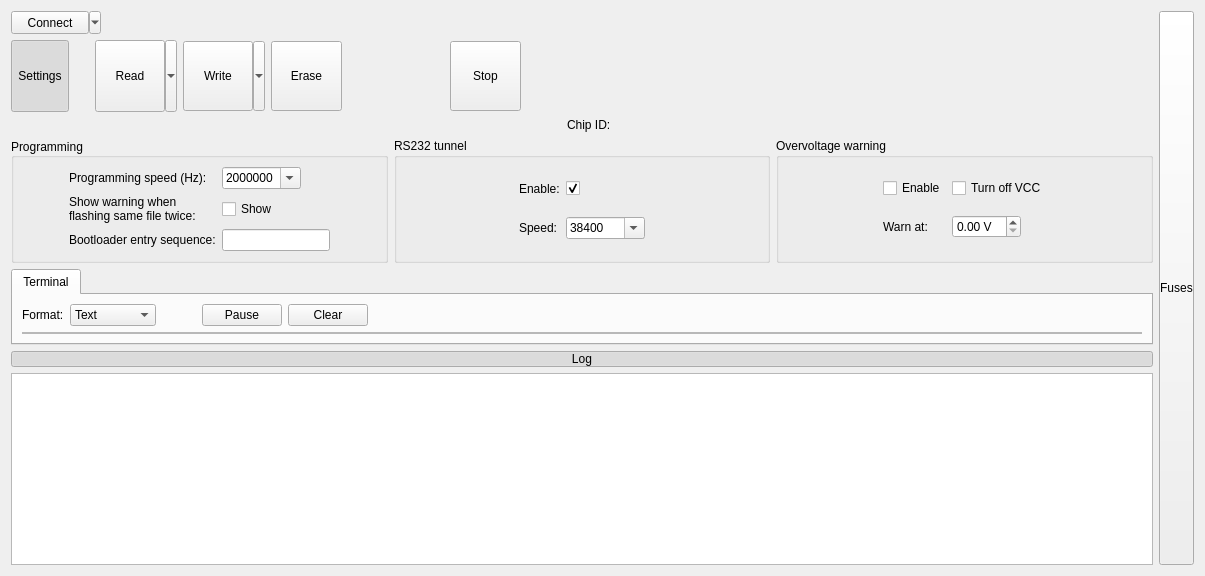
Old version of the form src/LorrisProgrammer/ui/fullprogrammerui.ui in the repository Tasssadar/Lorris.
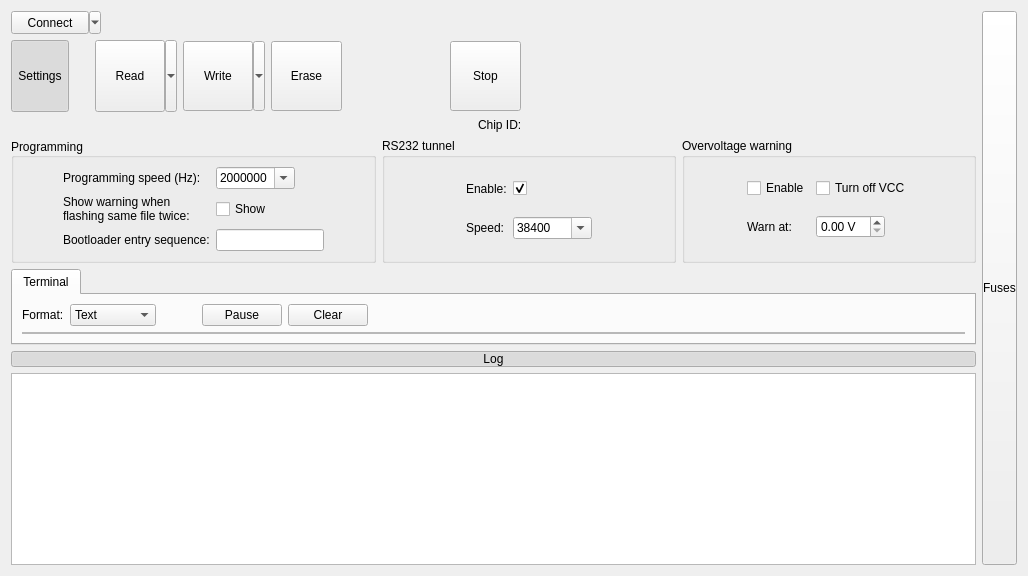
New version of the form. Icons and pictures are not drawn. Custom widgets are drawn as their Qt base class.

The edit to the form file:
```diff
--- a/src/LorrisProgrammer/ui/fullprogrammerui.ui
+++ b/src/LorrisProgrammer/ui/fullprogrammerui.ui
@@ -6,7 +6,7 @@
    <rect>
     <x>0</x>
     <y>0</y>
-    <width>1205</width>
+    <width>1028</width>
     <height>576</height>
    </rect>
   </property>
@@ -917,6 +917,12 @@
     </layout>
    </item>
    <item>
+    <widget class="QWidget" name="fuseContainer" native="true">
+     <layout class="QHBoxLayout" name="horizontalLayout_4">
+      <property name="margin">
+       <number>0</number>
+      </property>
+      <item>
     <widget class="RotateButton" name="hideFusesBtn">
      <property name="sizePolicy">
       <sizepolicy hsizetype="Minimum" vsizetype="Expanding">
@@ -936,6 +942,9 @@
      <property name="flat">
       <bool>false</bool>
      </property>
+       </widget>
+      </item>
+     </layout>
     </widget>
    </item>
   </layout>
```
Lines whose indentation alone changed are shown as unchanged.
